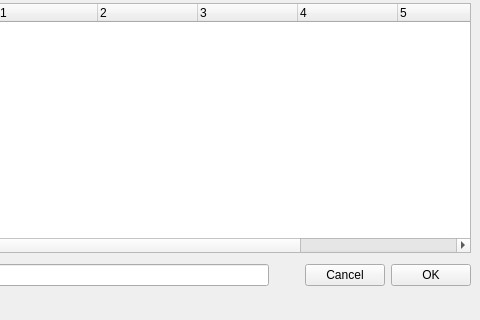
Above: bacula/src/qt-console/restore/restore.ui from rkorzeniewski/bacula before the change; both pictures show x 316 to 796 and y 262 to 582 of the 796 by 582 pixel window. Below: the same form after it.
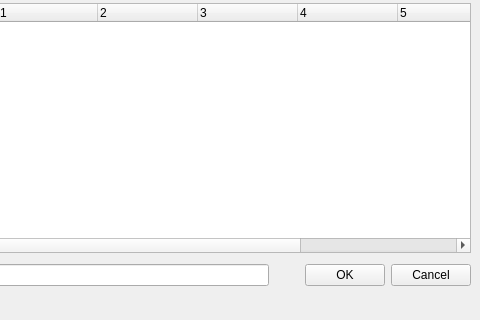
That is the form after the change. Icons and pictures are not drawn.

Commit message: kes  Implement bconsole memory command that prints current memory      usage, plus smartalloc dump. kes  Clarify some error messages in backup, admin, and migrate. kes  Shrink label dialog to smaller size. kes  Invert Cancel OK buttons on restore to be OK Cancel. kes  More strerror() to bstrerror() conversions.

```diff
--- a/bacula/src/qt-console/restore/restore.ui
+++ b/bacula/src/qt-console/restore/restore.ui
@@ -422,16 +422,16 @@
       </spacer>
      </item>
      <item>
-      <widget class="QPushButton" name="cancelButton" >
+      <widget class="QPushButton" name="okButton" >
        <property name="text" >
-        <string>Cancel</string>
+        <string>OK</string>
        </property>
       </widget>
      </item>
      <item>
-      <widget class="QPushButton" name="okButton" >
+      <widget class="QPushButton" name="cancelButton" >
        <property name="text" >
-        <string>OK</string>
+        <string>Cancel</string>
        </property>
       </widget>
      </item>
```
The commit also changes 19 other files.
